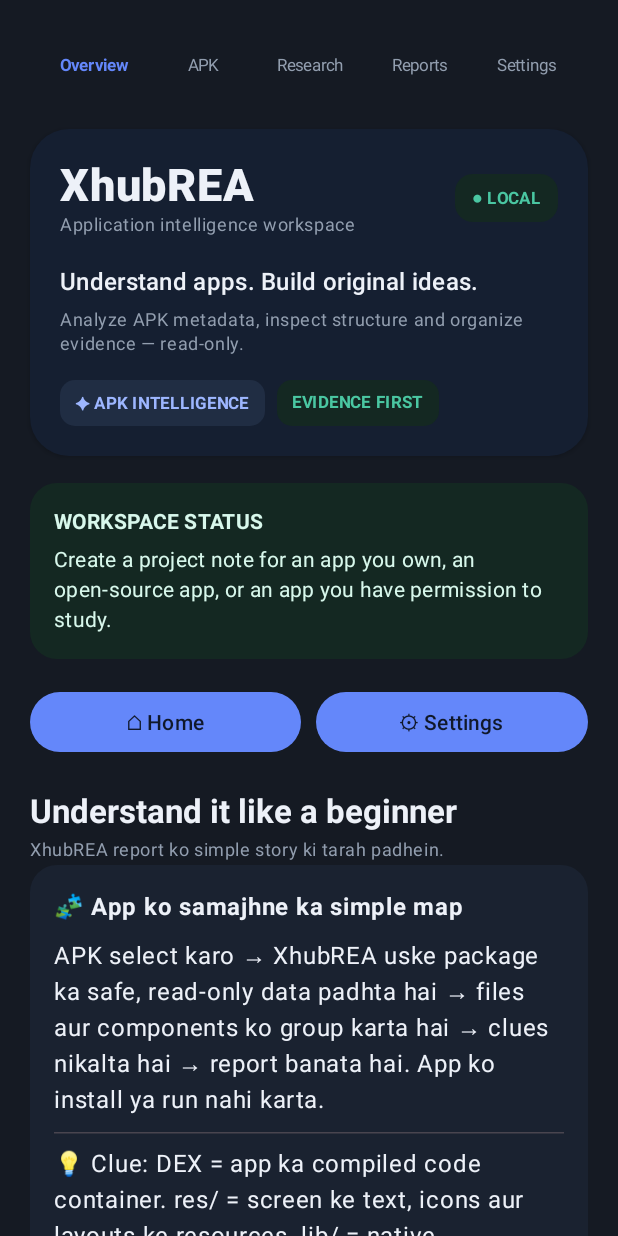
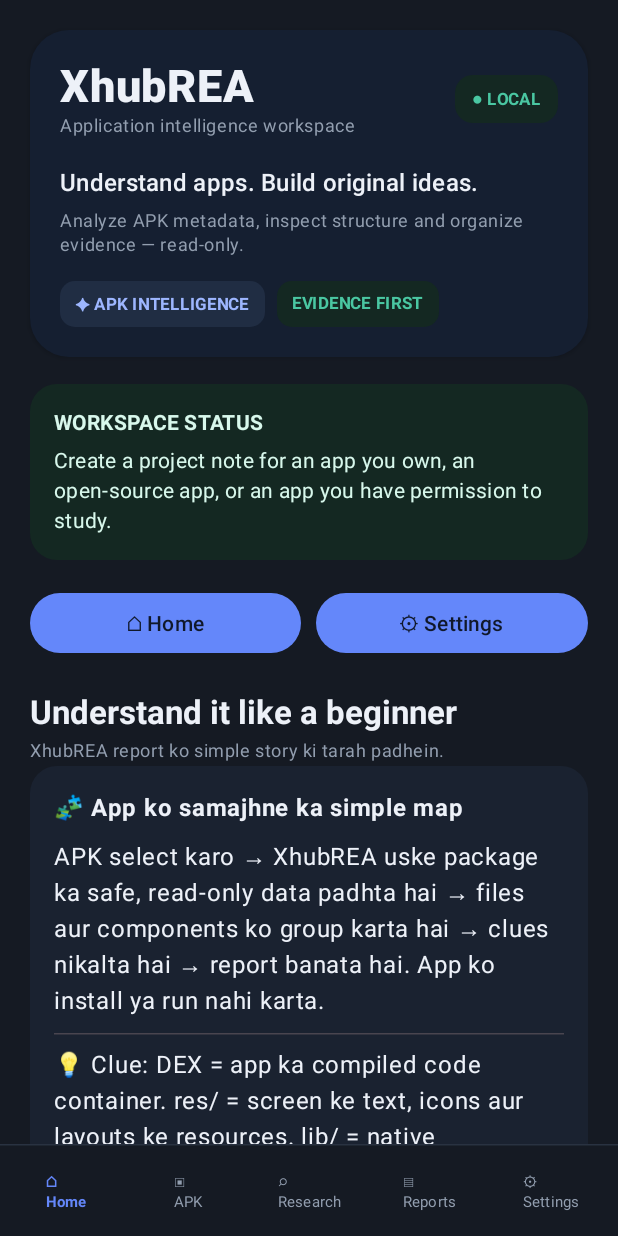
Before and after one commit to ashishxhub/XhubREA, an Android app built with Jetpack Compose: the screen it shows after launch (MainActivity), on a phone screen of 412 x 824 dp. Run offline under Robolectric (Android 15) with nearby library versions, the phone set to English and light mode, and no system bars; libraries missing offline, so code that uses them is left out: com.chaquo.python.

Commit message:
Move Android Overview navigation to persistent bottom bar

```diff
--- a/app/src/main/java/com/ashishxhub/xhubrea/MainActivity.kt
+++ b/app/src/main/java/com/ashishxhub/xhubrea/MainActivity.kt
@@ -521,29 +521,12 @@ private fun XhubReaDashboard() {
         return
     }
 
+    Column(modifier = Modifier.fillMaxSize()) {
     LazyColumn(
-        modifier = Modifier.fillMaxSize(),
-        contentPadding = PaddingValues(start = 20.dp, top = 20.dp, end = 20.dp, bottom = 44.dp),
+        modifier = Modifier.weight(1f),
+        contentPadding = PaddingValues(start = 20.dp, top = 20.dp, end = 20.dp, bottom = 20.dp),
         verticalArrangement = Arrangement.spacedBy(18.dp)
     ) {
-        item {
-            Row(
-                modifier = Modifier.fillMaxWidth(),
-                horizontalArrangement = Arrangement.SpaceEvenly,
-                verticalAlignment = Alignment.CenterVertically
-            ) {
-                listOf("Overview", "APK", "Research", "Reports", "Settings").forEach { tab ->
-                    TextButton(onClick = {
-                        selectedTab = tab
-                        if (tab == "Settings") showSettings = true
-                    }) {
-                        Text(tab, color = if (selectedTab == tab) MaterialTheme.colorScheme.primary else MaterialTheme.colorScheme.onSurfaceVariant,
-                            fontWeight = if (selectedTab == tab) FontWeight.Bold else FontWeight.Normal,
-                            fontSize = 11.sp)
-                    }
-                }
-            }
-        }
         item {
             Card(
                 modifier = Modifier.fillMaxWidth(),
@@ -1732,6 +1715,11 @@ private fun XhubReaDashboard() {
             )
         }
     }
+    XhubBottomNavigation(selectedTab = "Overview", onSelect = { tab ->
+        selectedTab = tab
+        showSettings = tab == "Settings"
+    })
+    }
 }
 
 
```
